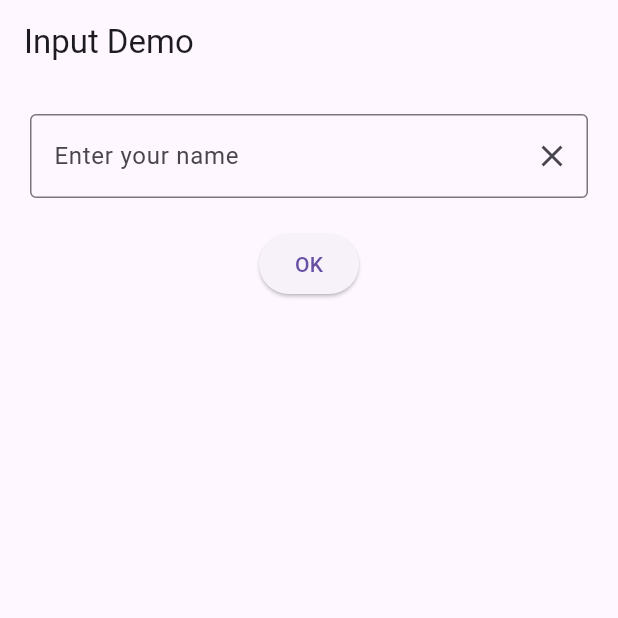
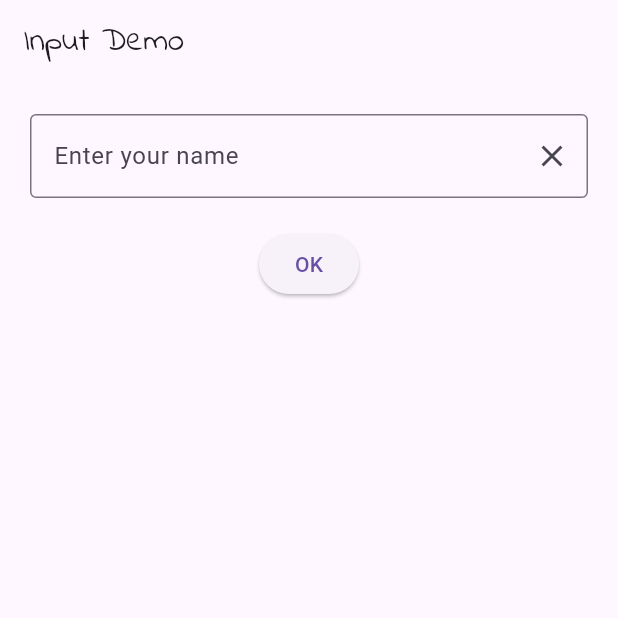
Before and after one commit to Sippakornnn/myapp, a Flutter app: the screen it shows after launch, on a phone screen of 412 x 824 dp, the top half of it. Run offline on Flutter 3.47's test engine with Material 3 defaults, Android fonts, the phone set to English and light mode, and no system bars.

Commit message:
Add custom font

```diff
--- a/lib/week04/input_demo.dart
+++ b/lib/week04/input_demo.dart
@@ -22,7 +22,9 @@
   @override
   Widget build(BuildContext context) {
     return Scaffold(
-      appBar: AppBar(title: Text('Input Demo')),
+      appBar: AppBar(
+        title: Text('Input Demo', style: TextStyle(fontFamily: 'IndieFlower')),
+      ),
       body: Column(
         children: [
           Padding(
@@ -41,7 +43,10 @@
           ),
           ElevatedButton(onPressed: updateText, child: Text('OK')),
           SizedBox(height: 20),
-          Text(message),
+          Text(
+            message,
+            style: TextStyle(fontFamily: 'IndieFlower', fontSize: 30),
+          ),
         ],
       ),
     );
```
Also changed, not shown: pubspec.yaml (+6 -6 lines), fonts/IndieFlower-Regular.ttf (added).
